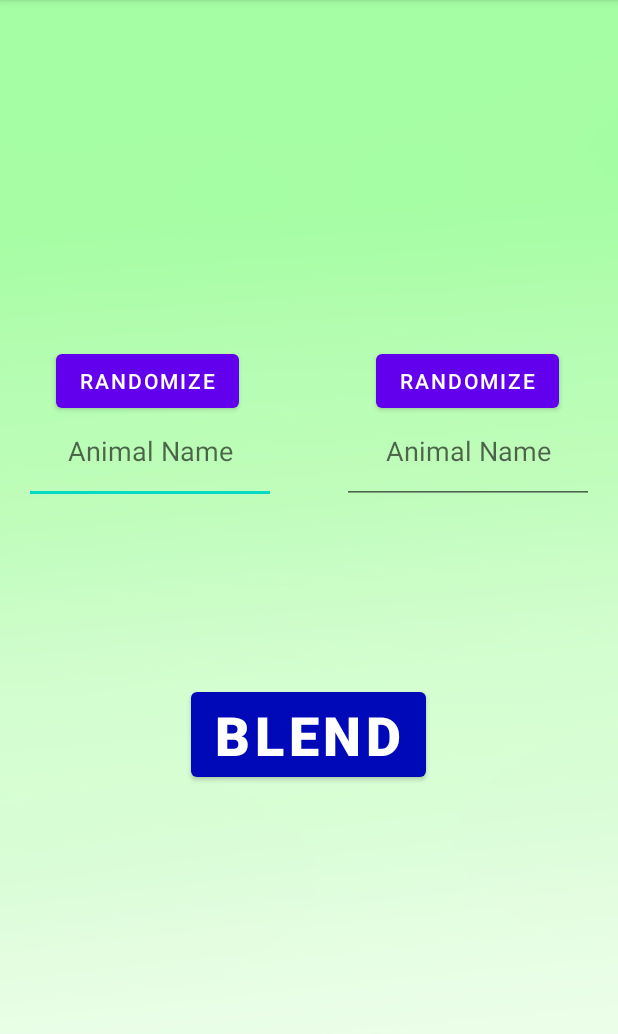
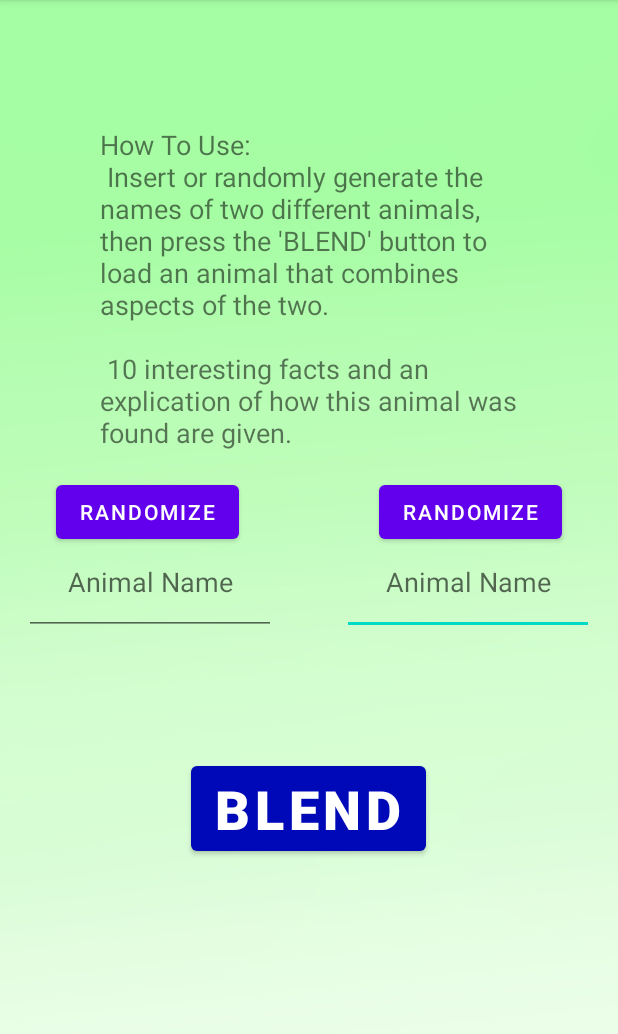
Before and after one commit to AvidEslami/BioBlender, an Android app: the BlenderActivity screen opened directly, with no data from a screen before it, on a phone screen of 412 x 824 dp, the part 84-1118 px from its top. Run offline under Robolectric (Android 15) with nearby library versions, the phone set to English and light mode, and no system bars; libraries missing offline, so code that uses them is left out: com.chaquo.python.

Commit message:
added mini guide

```diff
--- a/app/src/main/res/layout/activity_blender.xml
+++ b/app/src/main/res/layout/activity_blender.xml
@@ -6,6 +6,49 @@
     android:layout_height="match_parent"
     tools:context=".BlenderActivity"
     android:background="@drawable/backgroundgrad">
+
+    <TextView
+        android:id="@+id/textView"
+        android:layout_width="wrap_content"
+        android:layout_height="wrap_content"
+        android:paddingHorizontal="100px"
+        android:text="How To Use:\n Insert or randomly generate the names of two different animals, then press the 'BLEND' button to load an animal that combines aspects of the two. \n\n 10 interesting facts and an explication of how this animal was found are given."
+        android:textSize="18sp"
+        app:layout_constraintBottom_toTopOf="@+id/Rand1"
+        app:layout_constraintEnd_toEndOf="parent"
+        app:layout_constraintHorizontal_bias="0.0"
+        app:layout_constraintStart_toStartOf="parent"
+        app:layout_constraintTop_toTopOf="parent"
+        app:layout_constraintVertical_bias="0.835" />
+
+    <Button
+        android:id="@+id/Rand1"
+        android:layout_width="wrap_content"
+        android:layout_height="wrap_content"
+        android:text="Randomize"
+        app:layout_constraintBottom_toTopOf="@+id/animal1"
+        app:layout_constraintEnd_toEndOf="parent"
+        app:layout_constraintHorizontal_bias="0.128"
+        app:layout_constraintStart_toStartOf="parent"
+        app:layout_constraintTop_toTopOf="parent"
+        app:layout_constraintVertical_bias="1.0" />
+
+    <EditText
+        android:id="@+id/animal2"
+        android:layout_width="168dp"
+        android:layout_height="58dp"
+        android:ellipsize="start"
+        android:ems="10"
+        android:gravity="center_horizontal"
+        android:hint="Animal Name"
+        android:inputType="textPersonName"
+        app:layout_constraintBottom_toBottomOf="parent"
+        app:layout_constraintEnd_toEndOf="parent"
+        app:layout_constraintHorizontal_bias="0.934"
+        app:layout_constraintStart_toStartOf="parent"
+        app:layout_constraintTop_toTopOf="parent"
+        app:layout_constraintVertical_bias="0.515" />
+
     <Button
         android:id="@+id/blendbtn"
         android:layout_width="wrap_content"
@@ -20,51 +63,7 @@
         app:layout_constraintHorizontal_bias="0.498"
         app:layout_constraintStart_toStartOf="parent"
         app:layout_constraintTop_toTopOf="parent"
-        app:layout_constraintVertical_bias="0.651" />
-
-    <EditText
-        android:id="@+id/animal1"
-        android:layout_width="168dp"
-        android:layout_height="58dp"
-        android:ems="10"
-        android:hint="Animal Name"
-        android:inputType="textPersonName"
-        android:ellipsize="start"
-        android:gravity="center_horizontal"
-        app:layout_constraintBottom_toBottomOf="parent"
-        app:layout_constraintEnd_toEndOf="parent"
-        app:layout_constraintHorizontal_bias="0.065"
-        app:layout_constraintStart_toStartOf="parent"
-        app:layout_constraintTop_toTopOf="parent"
-        app:layout_constraintVertical_bias="0.392" />
-
-    <EditText
-        android:id="@+id/animal2"
-        android:layout_width="168dp"
-        android:layout_height="58dp"
-        android:ems="10"
-        android:hint="Animal Name"
-        android:inputType="textPersonName"
-        android:ellipsize="start"
-        android:gravity="center_horizontal"
-        app:layout_constraintBottom_toBottomOf="parent"
-        app:layout_constraintEnd_toEndOf="parent"
-        app:layout_constraintHorizontal_bias="0.934"
-        app:layout_constraintStart_toStartOf="parent"
-        app:layout_constraintTop_toTopOf="parent"
-        app:layout_constraintVertical_bias="0.392" />
-
-    <Button
-        android:id="@+id/Rand1"
-        android:layout_width="wrap_content"
-        android:layout_height="wrap_content"
-        android:text="Randomize"
-        app:layout_constraintBottom_toTopOf="@+id/animal1"
-        app:layout_constraintEnd_toEndOf="parent"
-        app:layout_constraintHorizontal_bias="0.128"
-        app:layout_constraintStart_toStartOf="parent"
-        app:layout_constraintTop_toTopOf="parent"
-        app:layout_constraintVertical_bias="1.0" />
+        app:layout_constraintVertical_bias="0.722" />
 
     <Button
         android:id="@+id/Rand2"
@@ -73,9 +72,25 @@
         android:text="Randomize"
         app:layout_constraintBottom_toTopOf="@+id/animal2"
         app:layout_constraintEnd_toEndOf="parent"
-        app:layout_constraintHorizontal_bias="0.864"
+        app:layout_constraintHorizontal_bias="0.871"
         app:layout_constraintStart_toStartOf="parent"
         app:layout_constraintTop_toTopOf="parent"
         app:layout_constraintVertical_bias="1.0" />
 
+    <EditText
+        android:id="@+id/animal1"
+        android:layout_width="168dp"
+        android:layout_height="58dp"
+        android:ellipsize="start"
+        android:ems="10"
+        android:gravity="center_horizontal"
+        android:hint="Animal Name"
+        android:inputType="textPersonName"
+        app:layout_constraintBottom_toBottomOf="parent"
+        app:layout_constraintEnd_toEndOf="parent"
+        app:layout_constraintHorizontal_bias="0.065"
+        app:layout_constraintStart_toStartOf="parent"
+        app:layout_constraintTop_toTopOf="parent"
+        app:layout_constraintVertical_bias="0.515" />
+
 </androidx.constraintlayout.widget.ConstraintLayout>
```
